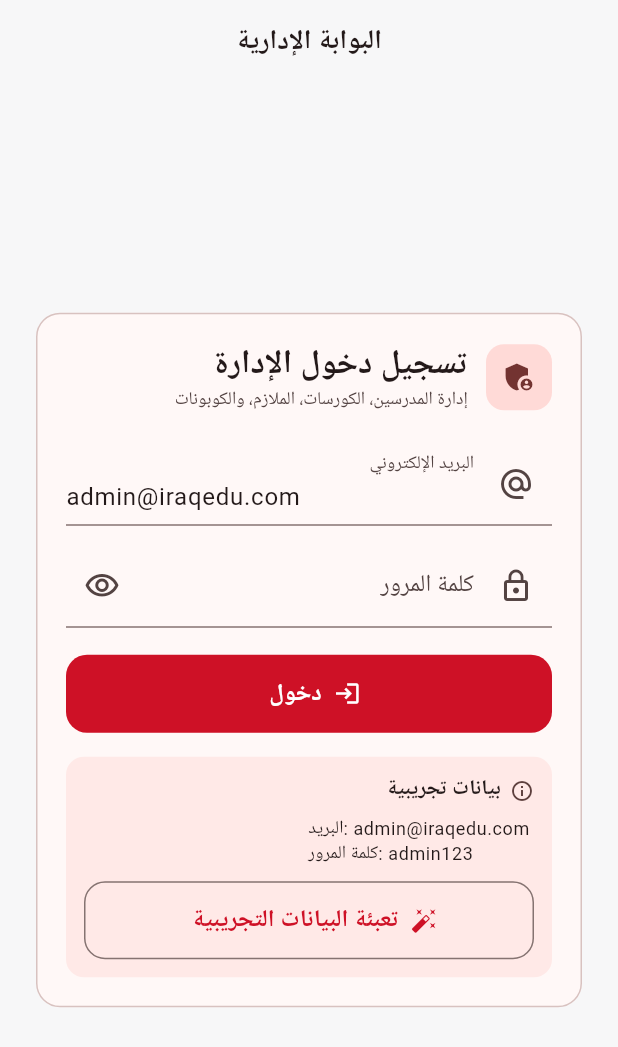
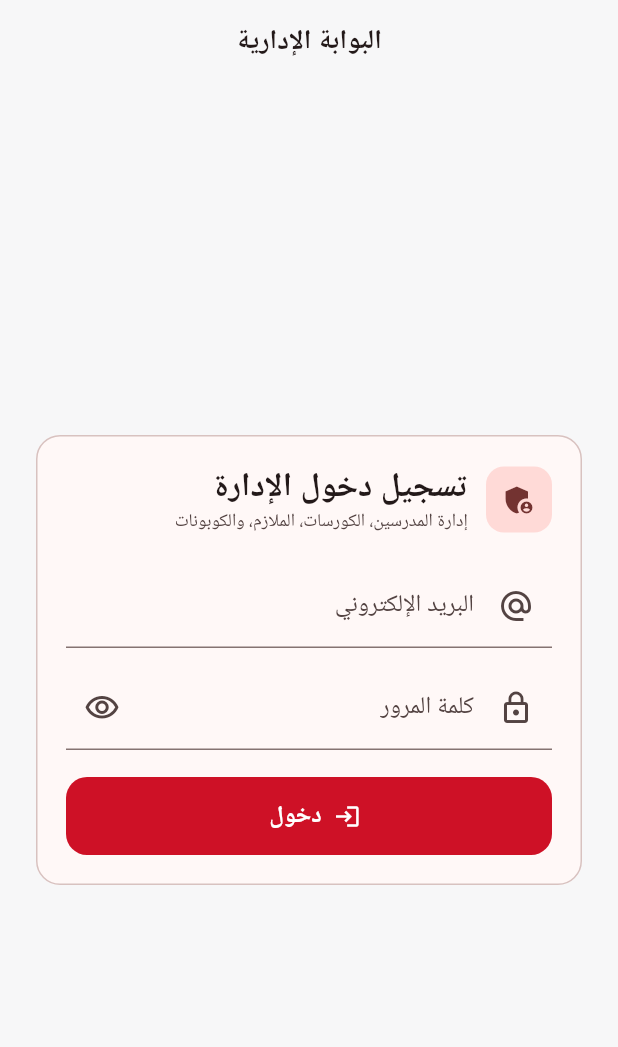
Before and after one commit to jastbeko-stack/iraq-edu-app, a Flutter app: the AdminDashboardScreen screen opened by its route, after a tap on the "logout" icon, on a phone screen of 412 x 824 dp. Shown: the top 1047 px of the screen. Run offline on Flutter 3.47's test engine with Material 3 defaults, Android fonts, the phone set to English and light mode, and no system bars; our stand-ins replace chewie, file_picker, firebase_core, flutter_riverpod, go_router, google_fonts and 3 more; missing offline and left inert: flutter_windowmanager_plus; accounts and stored records are empty; Roboto replaces fonts that are missing (Cairo).

Commit message:
chore(admin): rotate portal credentials and remove public credential display
- Updated AdminCredentials.email and .password to user-supplied values.
- Removed the demo info card on the admin login screen that printed the
  email and password in plain text along with the auto-fill button.
- Tightened password comparison to be case-sensitive (was lowercased).
- Email pre-fill on the login form is now empty so the new email isn't
  surfaced before login.

Note: hardcoded credentials still ship in the client bundle. To get real
defense-in-depth, swap signIn() over to Supabase Auth in a follow-up.

Co-Authored-By: Ali Luai <jastbeko@gmail.com>

```diff
--- a/lib/features/admin/data/admin_auth.dart
+++ b/lib/features/admin/data/admin_auth.dart
@@ -4,11 +4,13 @@ import 'package:shared_preferences/shared_preferences.dart';
 import '../../coupons/data/coupon_repository.dart'
     show sharedPreferencesProvider;
 
-/// Demo admin credentials — visible on the login screen so reviewers can
-/// try the portal without backend.
+/// Admin credentials. Hardcoded into the client bundle — anyone with
+/// browser dev-tools can extract them, so this is a casual gate, not real
+/// security. To upgrade, swap [AdminAuthController.signIn] over to
+/// Supabase Auth (or Firebase Auth) and remove the constants entirely.
 class AdminCredentials {
-  static const email = 'admin@iraqedu.com';
-  static const password = 'admin123';
+  static const email = 'aliluai2001@gmail.com';
+  static const password = 'Alilaui99@';
 }
 
 const _kAdminSignedInKey = 'admin_signed_in_v1';
@@ -37,14 +39,13 @@ class AdminAuthController extends StateNotifier<bool> {
     required String email,
     required String password,
   }) async {
-    // Trim both fields and case-fold the password for the demo so a stray
-    // space from autofill or iOS autocapitalize doesn't reject the login.
-    // The real Firebase Auth path will be exact-match.
+    // Email is case-insensitive (matches RFC mailbox conventions) so the
+    // user typing 'Aliluai2001@gmail.com' on iOS still authenticates.
+    // Password is exact-match — we deliberately don't lowercase it because
+    // the chosen password contains uppercase letters whose case matters.
     final emailOk =
         email.trim().toLowerCase() == AdminCredentials.email.toLowerCase();
-    final passOk =
-        password.trim().toLowerCase() ==
-        AdminCredentials.password.toLowerCase();
+    final passOk = password == AdminCredentials.password;
     if (!emailOk || !passOk) return const AdminLoginInvalid();
     await _prefs.setBool(_kAdminSignedInKey, true);
     state = true;
--- a/lib/features/admin/presentation/admin_login_screen.dart
+++ b/lib/features/admin/presentation/admin_login_screen.dart
@@ -5,8 +5,8 @@ import 'package:go_router/go_router.dart';
 import '../../../core/router/app_router.dart';
 import '../data/admin_auth.dart';
 
-/// Email/password login for the admin portal. Demo creds are surfaced on
-/// the page so reviewers can try the dashboard without a backend.
+/// Email/password login for the admin portal. Credentials are validated
+/// against [AdminCredentials] in `admin_auth.dart`.
 class AdminLoginScreen extends ConsumerStatefulWidget {
   const AdminLoginScreen({super.key});
 
@@ -16,7 +16,7 @@ class AdminLoginScreen extends ConsumerStatefulWidget {
 
 class _AdminLoginScreenState extends ConsumerState<AdminLoginScreen> {
   final _formKey = GlobalKey<FormState>();
-  final _emailCtrl = TextEditingController(text: AdminCredentials.email);
+  final _emailCtrl = TextEditingController();
   final _passCtrl = TextEditingController();
   bool _submitting = false;
   bool _obscure = true;
@@ -164,53 +164,6 @@ class _AdminLoginScreenState extends ConsumerState<AdminLoginScreen> {
                             : const Icon(Icons.login),
                         label: const Text('دخول'),
                       ),
-                      const SizedBox(height: 16),
-                      Container(
-                        padding: const EdgeInsets.all(12),
-                        decoration: BoxDecoration(
-                          color: theme.colorScheme.secondaryContainer
-                              .withValues(alpha: 0.5),
-                          borderRadius: BorderRadius.circular(12),
-                        ),
-                        child: Column(
-                          crossAxisAlignment: CrossAxisAlignment.start,
-                          children: [
-                            Row(
-                              children: [
-                                Icon(
-                                  Icons.info_outline,
-                                  size: 16,
-                                  color: theme.colorScheme.onSecondaryContainer,
-                                ),
-                                const SizedBox(width: 6),
-                                Text(
-                                  'بيانات تجريبية',
-                                  style: theme.textTheme.labelLarge?.copyWith(
-                                    fontWeight: FontWeight.w700,
-                                  ),
-                                ),
-                              ],
-                            ),
-                            const SizedBox(height: 6),
-                            SelectableText(
-                              'البريد: ${AdminCredentials.email}\n'
-                              'كلمة المرور: ${AdminCredentials.password}',
-                              textDirection: TextDirection.ltr,
-                              style: theme.textTheme.bodySmall,
-                            ),
-                            const SizedBox(height: 10),
-                            OutlinedButton.icon(
-                              onPressed: () {
-                                _emailCtrl.text = AdminCredentials.email;
-                                _passCtrl.text = AdminCredentials.password;
-                                setState(() => _error = null);
-                              },
-                              icon: const Icon(Icons.auto_fix_high, size: 18),
-                              label: const Text('تعبئة البيانات التجريبية'),
-                            ),
-                          ],
-                        ),
-                      ),
                     ],
                   ),
                 ),
```
